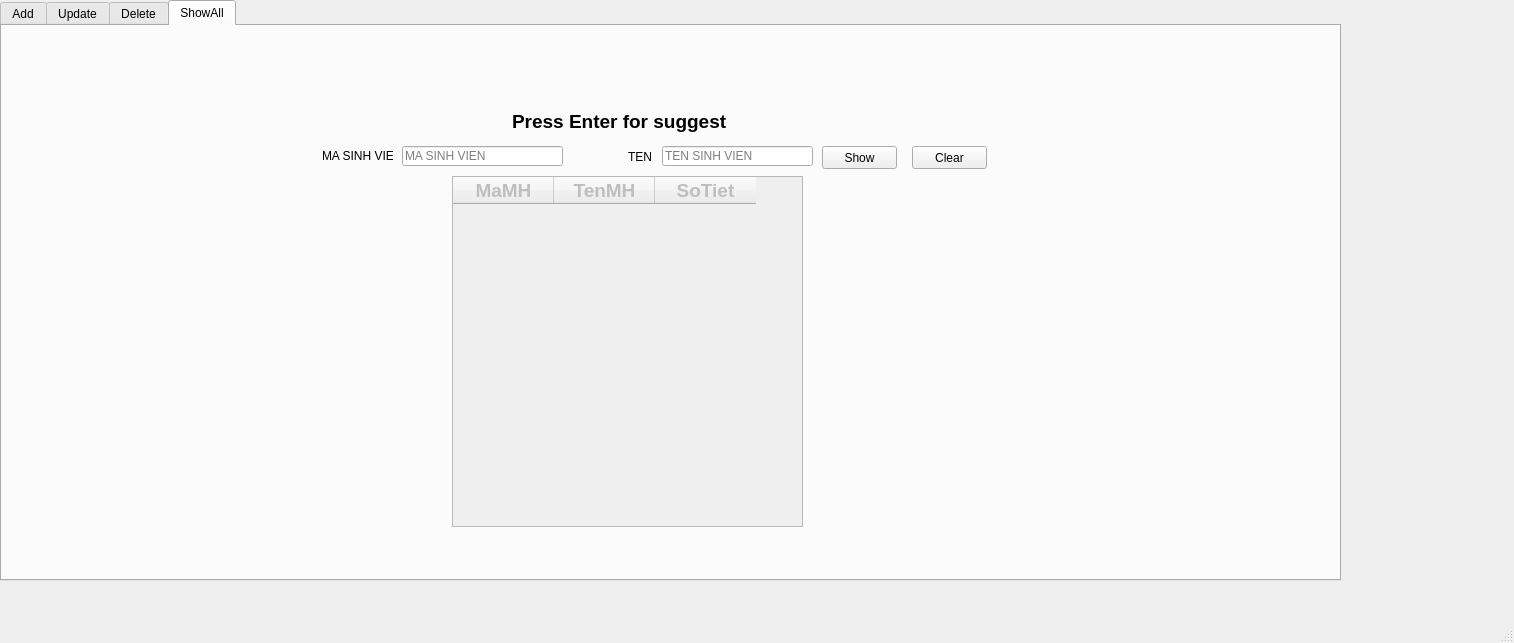
huynhngoanhthai/python_project, file app/view/Subjects.ui: the form before one commit.
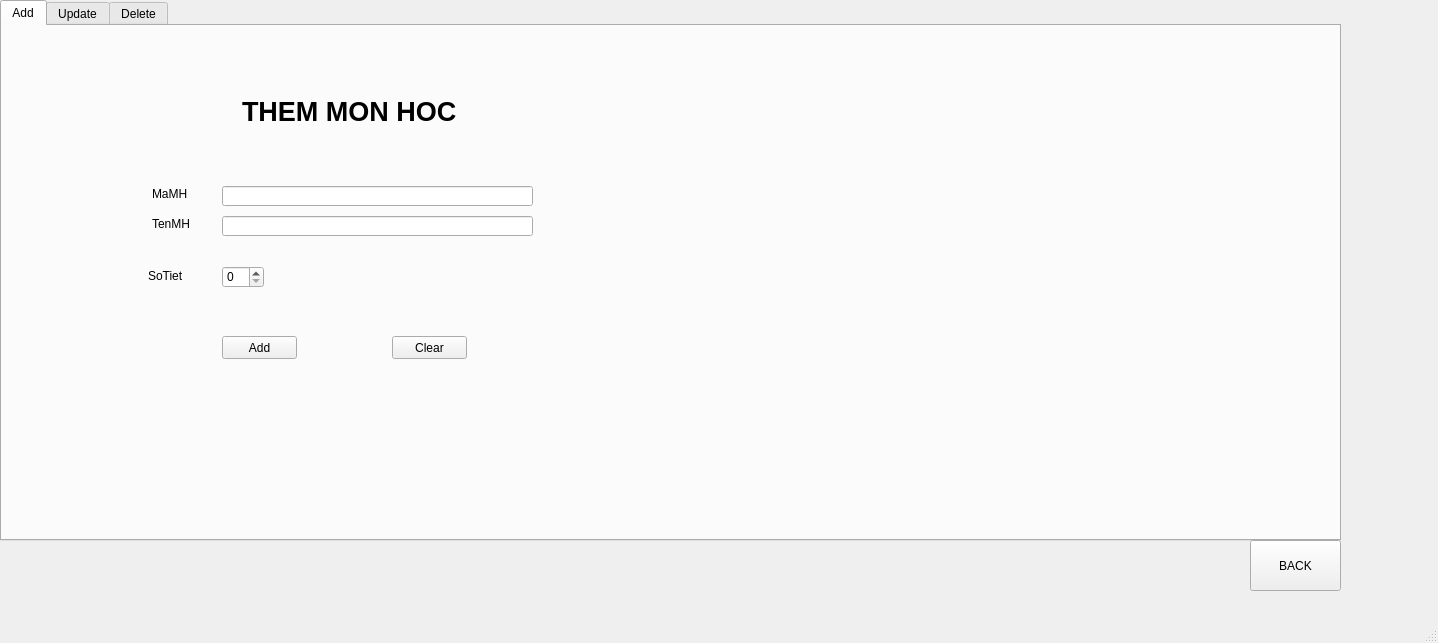
The form after the commit.

Diff of the .ui file:
```diff
--- a/app/view/Subjects.ui
+++ b/app/view/Subjects.ui
@@ -6,7 +6,7 @@
    <rect>
     <x>0</x>
     <y>0</y>
-    <width>1514</width>
+    <width>1438</width>
     <height>643</height>
    </rect>
   </property>
@@ -23,7 +23,7 @@
       <x>0</x>
       <y>0</y>
       <width>1341</width>
-      <height>581</height>
+      <height>541</height>
      </rect>
     </property>
     <property name="sizePolicy">
@@ -51,7 +51,7 @@
      <enum>QTabWidget::Rounded</enum>
     </property>
     <property name="currentIndex">
-     <number>3</number>
+     <number>0</number>
     </property>
     <widget class="QWidget" name="Add">
      <attribute name="title">
@@ -113,6 +113,65 @@
        </rect>
       </property>
      </widget>
+     <widget class="QLabel" name="label_5">
+      <property name="geometry">
+       <rect>
+        <x>150</x>
+        <y>160</y>
+        <width>47</width>
+        <height>16</height>
+       </rect>
+      </property>
+      <property name="text">
+       <string>MaMH</string>
+      </property>
+     </widget>
+     <widget class="QLabel" name="label_7">
+      <property name="geometry">
+       <rect>
+        <x>150</x>
+        <y>190</y>
+        <width>47</width>
+        <height>16</height>
+       </rect>
+      </property>
+      <property name="text">
+       <string>TenMH</string>
+      </property>
+     </widget>
+     <widget class="QLabel" name="label_8">
+      <property name="geometry">
+       <rect>
+        <x>146</x>
+        <y>240</y>
+        <width>51</width>
+        <height>20</height>
+       </rect>
+      </property>
+      <property name="text">
+       <string>SoTiet</string>
+      </property>
+     </widget>
+     <widget class="QLabel" name="label_9">
+      <property name="geometry">
+       <rect>
+        <x>240</x>
+        <y>60</y>
+        <width>231</width>
+        <height>51</height>
+       </rect>
+      </property>
+      <property name="font">
+       <font>
+        <pointsize>20</pointsize>
+        <weight>75</weight>
+        <bold>true</bold>
+       </font>
+      </property>
+      <property name="text">
+       <string>THEM MON HOC</string>
+      </property>
+     </widget>
     </widget>
     <widget class="QWidget" name="Update">
      <attribute name="title">
@@ -543,188 +602,19 @@
      <zorder>QLineDTenMH</zorder>
      <zorder>QTableDelete</zorder>
     </widget>
-    <widget class="QWidget" name="ShowAll">
-     <attribute name="title">
-      <string>ShowAll</string>
-     </attribute>
-     <widget class="QLabel" name="label_14">
-      <property name="geometry">
-       <rect>
-        <x>320</x>
-        <y>120</y>
-        <width>71</width>
-        <height>20</height>
-       </rect>
-      </property>
-      <property name="text">
-       <string>MA SINH VIEN</string>
-      </property>
-     </widget>
-     <widget class="QLabel" name="label_15">
-      <property name="geometry">
-       <rect>
-        <x>626</x>
-        <y>120</y>
-        <width>31</width>
-        <height>21</height>
-       </rect>
-      </property>
-      <property name="text">
-       <string>TEN</string>
-      </property>
-     </widget>
-     <widget class="QLabel" name="label_16">
-      <property name="geometry">
-       <rect>
-        <x>510</x>
-        <y>80</y>
-        <width>281</width>
-        <height>31</height>
-       </rect>
-      </property>
-      <property name="font">
-       <font>
-        <pointsize>14</pointsize>
-        <weight>75</weight>
-        <bold>true</bold>
-       </font>
-      </property>
-      <property name="text">
-       <string>Press Enter for suggest</string>
-      </property>
-     </widget>
-     <widget class="QLineEdit" name="QLineSAMaMH">
-      <property name="geometry">
-       <rect>
-        <x>400</x>
-        <y>120</y>
-        <width>161</width>
-        <height>20</height>
-       </rect>
-      </property>
-      <property name="placeholderText">
-       <string>MA SINH VIEN</string>
-      </property>
-     </widget>
-     <widget class="QLineEdit" name="QLineSATenMH">
-      <property name="geometry">
-       <rect>
-        <x>660</x>
-        <y>120</y>
-        <width>151</width>
-        <height>20</height>
-       </rect>
-      </property>
-      <property name="dragEnabled">
-       <bool>false</bool>
-      </property>
-      <property name="readOnly">
-       <bool>false</bool>
-      </property>
-      <property name="placeholderText">
-       <string>TEN SINH VIEN</string>
-      </property>
-      <property name="cursorMoveStyle">
-       <enum>Qt::LogicalMoveStyle</enum>
-      </property>
-     </widget>
-     <widget class="QPushButton" name="QButtonShowAll">
-      <property name="geometry">
-       <rect>
-        <x>820</x>
-        <y>120</y>
-        <width>75</width>
-        <height>23</height>
-       </rect>
-      </property>
-      <property name="text">
-       <string>Show</string>
-      </property>
-     </widget>
-     <widget class="QPushButton" name="QButtonSAClear">
-      <property name="geometry">
-       <rect>
-        <x>910</x>
-        <y>120</y>
-        <width>75</width>
-        <height>23</height>
-       </rect>
-      </property>
-      <property name="text">
-       <string>Clear</string>
-      </property>
-     </widget>
-     <widget class="QTableWidget" name="QTableShowAll">
-      <property name="enabled">
-       <bool>false</bool>
-      </property>
-      <property name="geometry">
-       <rect>
-        <x>450</x>
-        <y>150</y>
-        <width>351</width>
-        <height>351</height>
-       </rect>
-      </property>
-      <property name="minimumSize">
-       <size>
-        <width>10</width>
-        <height>20</height>
-       </size>
-      </property>
-      <property name="layoutDirection">
-       <enum>Qt::LeftToRight</enum>
-      </property>
-      <property name="autoScrollMargin">
-       <number>16</number>
-      </property>
-      <attribute name="horizontalHeaderDefaultSectionSize">
-       <number>101</number>
-      </attribute>
-      <attribute name="horizontalHeaderMinimumSectionSize">
-       <number>24</number>
-      </attribute>
-      <attribute name="verticalHeaderDefaultSectionSize">
-       <number>1</number>
-      </attribute>
-      <column>
-       <property name="text">
-        <string>MaMH</string>
-       </property>
-       <property name="font">
-        <font>
-         <pointsize>14</pointsize>
-         <weight>75</weight>
-         <bold>true</bold>
-        </font>
-       </property>
-      </column>
-      <column>
-       <property name="text">
-        <string>TenMH</string>
-       </property>
-       <property name="font">
-        <font>
-         <pointsize>14</pointsize>
-         <weight>75</weight>
-         <bold>true</bold>
-        </font>
-       </property>
-      </column>
-      <column>
-       <property name="text">
-        <string>SoTiet</string>
-       </property>
-       <property name="font">
-        <font>
-         <pointsize>14</pointsize>
-         <weight>75</weight>
-         <bold>true</bold>
-        </font>
-       </property>
-      </column>
-     </widget>
-    </widget>
+   </widget>
+   <widget class="QPushButton" name="QButtonBack">
+    <property name="geometry">
+     <rect>
+      <x>1250</x>
+      <y>540</y>
+      <width>91</width>
+      <height>51</height>
+     </rect>
+    </property>
+    <property name="text">
+     <string>BACK</string>
+    </property>
    </widget>
   </widget>
   <widget class="QMenuBar" name="menubar">
```
Left out of the diff: 25 changed lines with no effect on the pictures.
